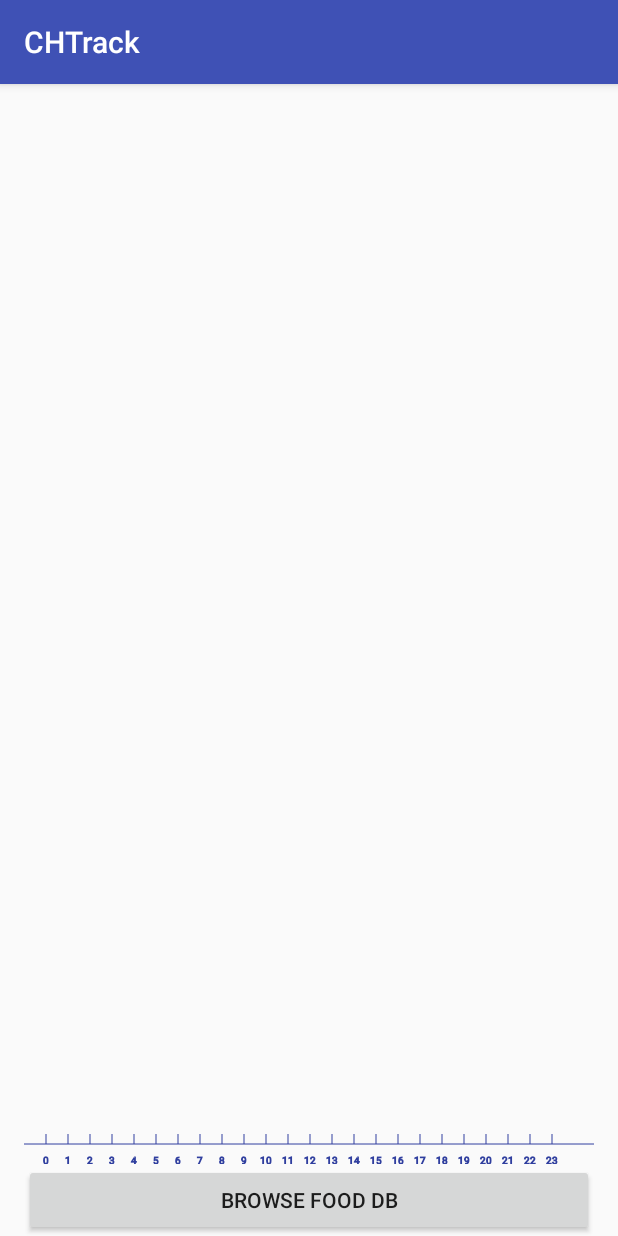
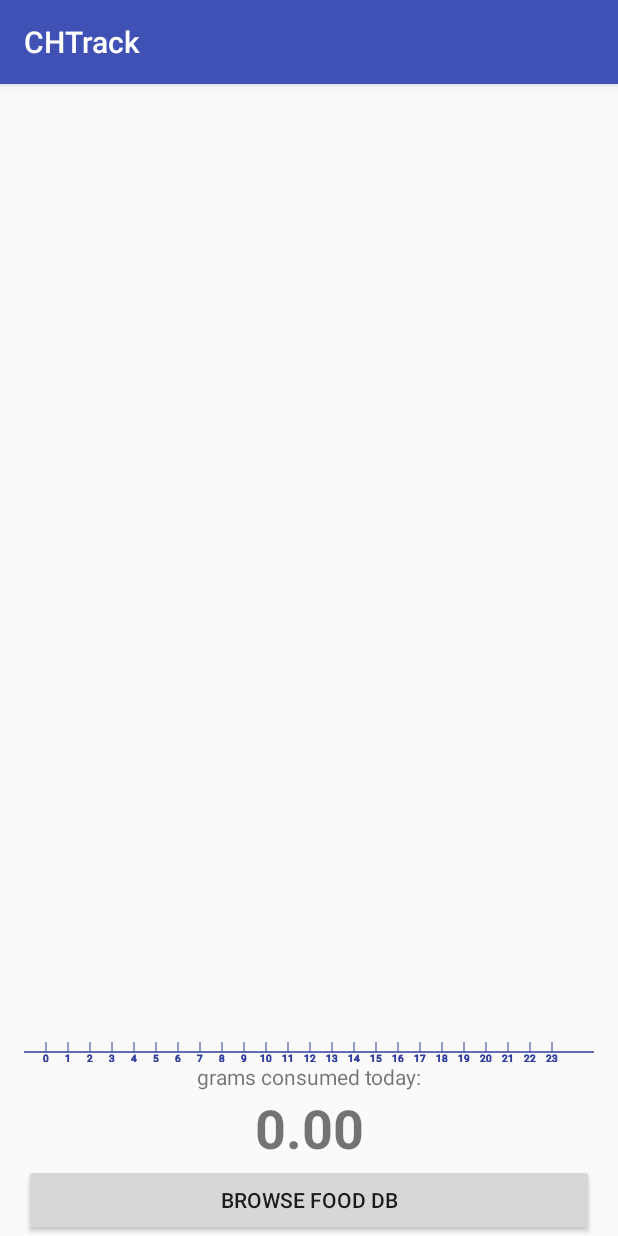
Before and after one commit to aowczarek/CHTrack, an Android app: the screen it shows after launch (MainActivity), on a phone screen of 412 x 824 dp. Run offline under Robolectric (Android 15) with nearby library versions, the phone set to English and light mode, and no system bars; 1 statement that could not run was skipped.

```diff
--- a/app/src/main/java/com/example/kilgore/chtrack/BarGraph.java
+++ b/app/src/main/java/com/example/kilgore/chtrack/BarGraph.java
@@ -10,6 +10,7 @@ import android.util.AttributeSet;
 import android.view.View;
 
 import java.util.Random;
+import java.util.regex.Pattern;
 
 public class BarGraph extends View {
 
@@ -51,6 +52,7 @@ public class BarGraph extends View {
         this.paint.setColor(Color.parseColor("#303F9F"));
         this.paint.setStyle(Paint.Style.STROKE);
         this.paint.setStrokeWidth(1);
+        this.paint.setTextSize(10);
         this.paint.setAntiAlias(true);
 
         dbHandler = new DBHandler(this.getContext());
@@ -86,27 +88,43 @@ public class BarGraph extends View {
         int width = getWidth();
         int height = getHeight();
 
-        maxCH = maxCH > height ? height : maxCH;
+        maxCH = maxCH > height ? height + 1 : maxCH;
 
         float widthStep = width / (MAX_VALUES + 1);
-        float heightStep = height / maxCH;
+        float heightStep = (height / maxCH) - 1;
 
-        canvas.drawLine(0, height-20, width, height-20, paint);
+        float y0 = height - 10;
+
+        // X axis
+        canvas.drawLine(0, y0, width, y0, paint);
+
+        // horizontal lines
+        for(int i = (int)y0; i > 0; i-= heightStep * 10){
+            canvas.drawLine(0, i, width, i, paint);
+        }
 
         for (int i = 0; i < MAX_VALUES; i++){
 
             float x = widthStep + i * widthStep;
 
-            paint.setStrokeWidth(widthStep-2);
-            canvas.drawLine(x, height - 20, x, height - 20 - (values[i] * heightStep), paint);
+            // Bar
+            paint.setStrokeWidth(widthStep - 2);
+            canvas.drawLine(x, y0, x, y0 - (values[i] * heightStep), paint);
 
+            // Tick on x axis
             paint.setStrokeWidth(1);
-            canvas.drawLine(x, height-20, x, height-30, paint);
+            canvas.drawLine(x, y0, x, y0 - 10, paint);
 
-            paint.setTextSize(10);
+            // x value text
             String xT = Integer.toString(i);
-            canvas.drawText(xT, x - (paint.measureText(xT))/2, height, paint);
+            canvas.drawText(xT, x - (paint.measureText(xT)) / 2, height, paint);
 
+            // y value text
+            if(values[i] > 0){
+
+                String yT = values[i].toString();
+                canvas.drawText(yT, x - (paint.measureText(yT)) / 2, y0 - 5 - (values[i] * heightStep), paint);
+            }
         }
     }
 
--- a/app/src/main/java/com/example/kilgore/chtrack/DBHandler.java
+++ b/app/src/main/java/com/example/kilgore/chtrack/DBHandler.java
@@ -26,9 +26,11 @@ public class DBHandler {
     public void createFood(String name, Float carb){
 
         SQLiteDatabase db = dbHelper.getWritableDatabase();
+
         ContentValues values = new ContentValues();
         values.put("name", name);
         values.put("carb", carb);
+
         db.insert(TABLE_NAME_FOOD, null, values);
         db.close();
     }
@@ -36,27 +38,31 @@ public class DBHandler {
     public Cursor readFood(){
 
         SQLiteDatabase db = dbHelper.getReadableDatabase();
+
         Cursor cursor = db.query(TABLE_NAME_FOOD, null, null, null, null, null, null);
         //db.rawQuery("SELECT * FROM " + TABLE_NAME, null);
+
         cursor.moveToFirst();
         db.close();
         return cursor;
     }
 
-    public void updateFood(String name, Float carb){
+    public void updateFood(Long id, String name, Float carb){
 
         SQLiteDatabase db = dbHelper.getReadableDatabase();
 
-        ContentValues cv = new ContentValues();
-        cv.put("carb", carb.toString());
+        ContentValues values = new ContentValues();
+        values.put("name", name);
+        values.put("carb", carb);
 
-        db.update(TABLE_NAME_FOOD, cv, "name=?", new String[]{name});
+        db.update(TABLE_NAME_FOOD, values, "_id=?", new String[]{id.toString()});
         db.close();
     }
 
     public Cursor filterFood(String filterString){
 
         SQLiteDatabase db = dbHelper.getReadableDatabase();
+
         Cursor cursor = db.rawQuery("SELECT * FROM " + TABLE_NAME_FOOD +
                 " WHERE NAME LIKE '%" + filterString.toLowerCase(Locale.getDefault()) + "%'", null);
         cursor.moveToFirst();
@@ -68,13 +74,11 @@ public class DBHandler {
 
         SQLiteDatabase db = dbHelper.getWritableDatabase();
 
-        ContentValues cv = new ContentValues();
+        ContentValues values = new ContentValues();
+        values.put("food_id", meal.getFood().getId());
+        values.put("quantity", meal.getQuantity());
 
-        cv.put("food_id", meal.getFood().getId());
-        cv.put("quantity", meal.getQuantity());
-
-        db.insert(TABLE_NAME_MEAL, null, cv);
-
+        db.insert(TABLE_NAME_MEAL, null, values);
         db.close();
     }
 
@@ -92,6 +96,17 @@ public class DBHandler {
         return cursor;
     }
 
+    public Float getTotalCHToday(){
+
+        SQLiteDatabase db = dbHelper.getReadableDatabase();
+
+        Cursor cursor = db.rawQuery(" SELECT sum(quantity / 100 * carb) as total " +
+                                    " FROM " + TABLE_NAME_MEAL + " LEFT JOIN " + TABLE_NAME_FOOD + " ON FOOD._id = MEAL.food_id " +
+                                    " WHERE datetime(timestamp, 'localtime') > datetime('now', 'localtime', 'start of day')", null);
+        cursor.moveToFirst();
+
+        return cursor.getFloat(0);
+    }
 
     public class DBHelper extends SQLiteOpenHelper {
 
--- a/app/src/main/java/com/example/kilgore/chtrack/MainActivity.java
+++ b/app/src/main/java/com/example/kilgore/chtrack/MainActivity.java
@@ -5,20 +5,24 @@ import android.support.v7.app.AppCompatActivity;
 import android.os.Bundle;
 import android.view.View;
 import android.widget.Button;
+import android.widget.TextView;
+
+import java.util.Locale;
 
 public class MainActivity extends AppCompatActivity {
 
-    Button buttonAddMeal, buttonBrowseDB;
+    BarGraph barGraph;
+    Button buttonBrowseDB;
+    TextView textViewTotalCH;
 
     @Override
     protected void onCreate(Bundle savedInstanceState) {
         super.onCreate(savedInstanceState);
         setContentView(R.layout.activity_main);
 
-//        buttonAddMeal = (Button) findViewById(R.id.button_addMeal);
+        barGraph = (BarGraph) findViewById(R.id.barGraph);
         buttonBrowseDB = (Button) findViewById(R.id.button_browseDB);
-
-        BarGraph barGraph = (BarGraph) findViewById(R.id.barGraph);
+        textViewTotalCH = (TextView) findViewById(R.id.totalCH);
 
         buttonBrowseDB.setOnClickListener(new View.OnClickListener() {
             @Override
@@ -28,7 +32,15 @@ public class MainActivity extends AppCompatActivity {
                 startActivity(intent);
             }
         });
+    }
 
+    @Override
+    protected void onResume() {
+        super.onResume();
+
+        DBHandler db = new DBHandler(this);
+
+        textViewTotalCH.setText(String.format(Locale.getDefault(), "%.2f", db.getTotalCHToday()));
 
     }
 }
--- a/app/src/main/res/layout/activity_main.xml
+++ b/app/src/main/res/layout/activity_main.xml
@@ -15,14 +15,21 @@
         android:layout_weight="1"
         android:id="@+id/barGraph"/>
 
-    <!--<Button-->
-        <!--android:layout_width="match_parent"-->
-        <!--android:layout_height="wrap_content"-->
-        <!--android:layout_centerHorizontal="true"-->
-        <!--android:text="Add meal"-->
-        <!--android:id="@+id/button_addMeal"/>-->
+    <android.support.v7.widget.AppCompatTextView
+        android:layout_width="match_parent"
+        android:layout_height="wrap_content"
+        android:textAlignment="center"
+        android:text="@string/grams_consumed_today"
+        />
 
-
+    <android.support.v7.widget.AppCompatTextView
+        android:id="@+id/totalCH"
+        android:layout_width="match_parent"
+        android:layout_height="wrap_content"
+        android:textStyle="bold"
+        android:textSize="36sp"
+        android:textAlignment="center"
+        />
 
     <Button
         android:layout_width="match_parent"
--- a/app/src/main/res/values/strings.xml
+++ b/app/src/main/res/values/strings.xml
@@ -1,4 +1,5 @@
 <resources>
     <string name="app_name">CHTrack</string>
     <string name="browse_food_db">Browse Food DB</string>
+    <string name="grams_consumed_today">grams consumed today:</string>
 </resources>
```
Also changed, not shown: app/src/main/java/com/example/kilgore/chtrack/DBActivity.java (+17 -8 lines), app/src/main/java/com/example/kilgore/chtrack/DetailsActivity.java (+58 -4 lines), app/src/main/res/layout/activity_details.xml (+3 -7 lines).
